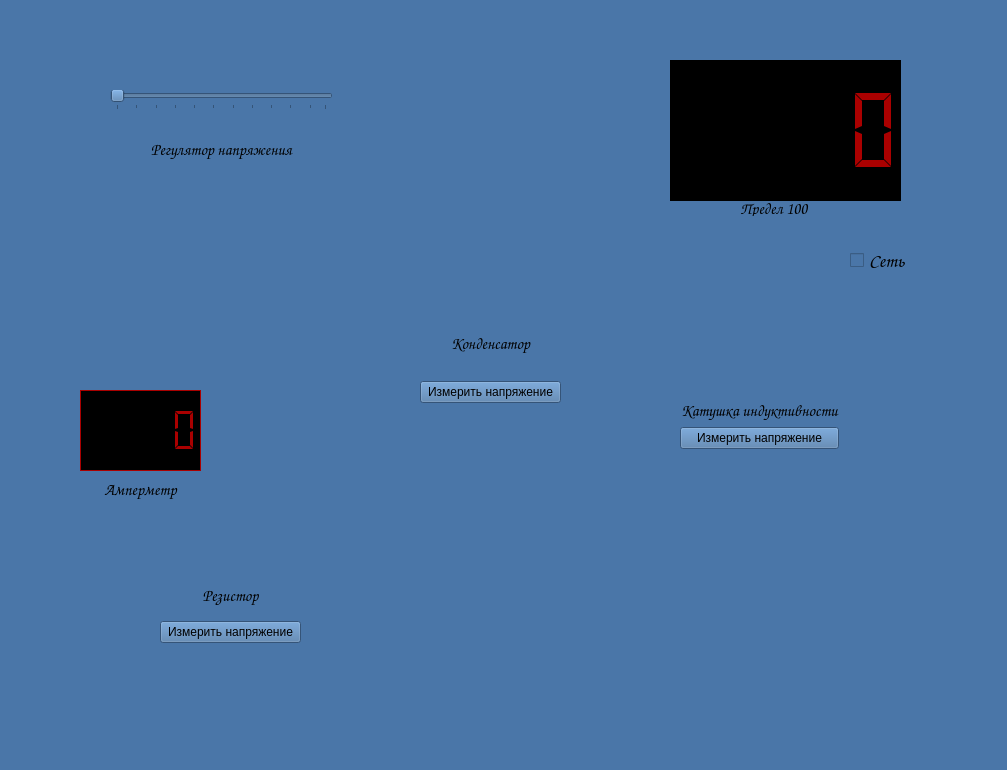
Above: forms_ui/laba15.ui from doktorfish0078/SimulationOfLaboratoryWork before the change. Below: the same form after it.
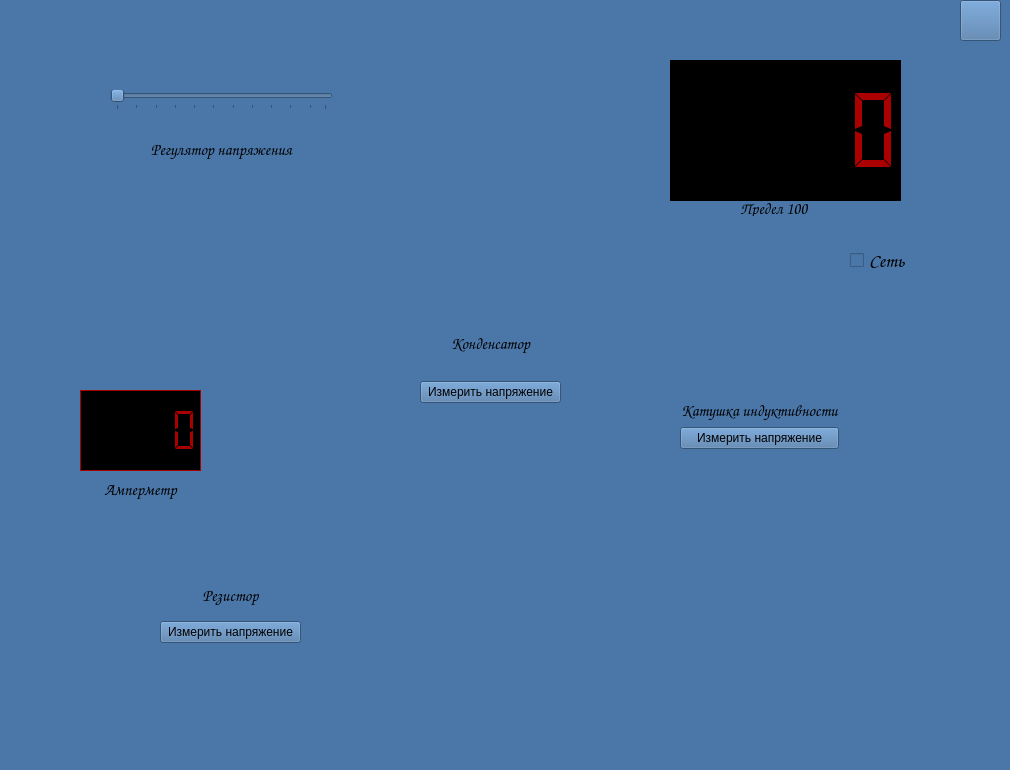
That is the form after the change. Icons and pictures are not drawn.

Diff of the .ui file:
```diff
--- a/forms_ui/laba15.ui
+++ b/forms_ui/laba15.ui
@@ -6,10 +6,22 @@
    <rect>
     <x>0</x>
     <y>0</y>
-    <width>1007</width>
+    <width>1010</width>
     <height>770</height>
    </rect>
   </property>
+  <property name="minimumSize">
+   <size>
+    <width>1010</width>
+    <height>770</height>
+   </size>
+  </property>
+  <property name="maximumSize">
+   <size>
+    <width>1010</width>
+    <height>770</height>
+   </size>
+  </property>
   <property name="windowTitle">
    <string>MainWindow</string>
   </property>
@@ -455,6 +467,29 @@
      </item>
     </layout>
    </widget>
+   <widget class="QPushButton" name="button_info">
+    <property name="geometry">
+     <rect>
+      <x>960</x>
+      <y>0</y>
+      <width>41</width>
+      <height>41</height>
+     </rect>
+    </property>
+    <property name="text">
+     <string/>
+    </property>
+    <property name="icon">
+     <iconset>
+      <normaloff>../images/laba_11/info.png</normaloff>../images/laba_11/info.png</iconset>
+    </property>
+    <property name="iconSize">
+     <size>
+      <width>32</width>
+      <height>32</height>
+     </size>
+    </property>
+   </widget>
   </widget>
   <widget class="QMenuBar" name="menubar">
    <property name="geometry">
```
Left out of the diff: 2 changed lines with no effect on the pictures.
